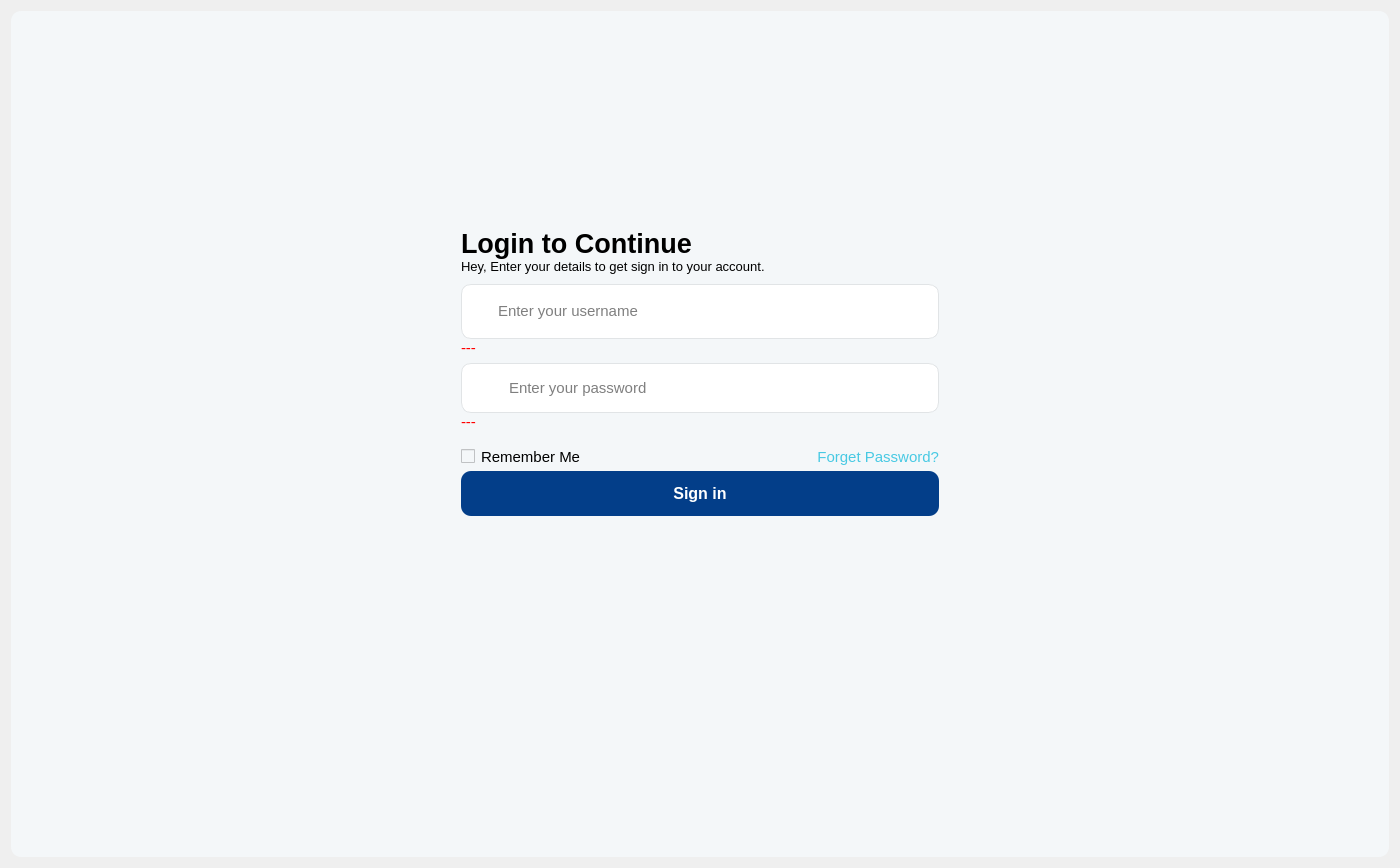
This is uiFiles/signin.ui in Rex-Honey/medidozeNoDb as Qt 5 draws it before an edit. The edited form follows.
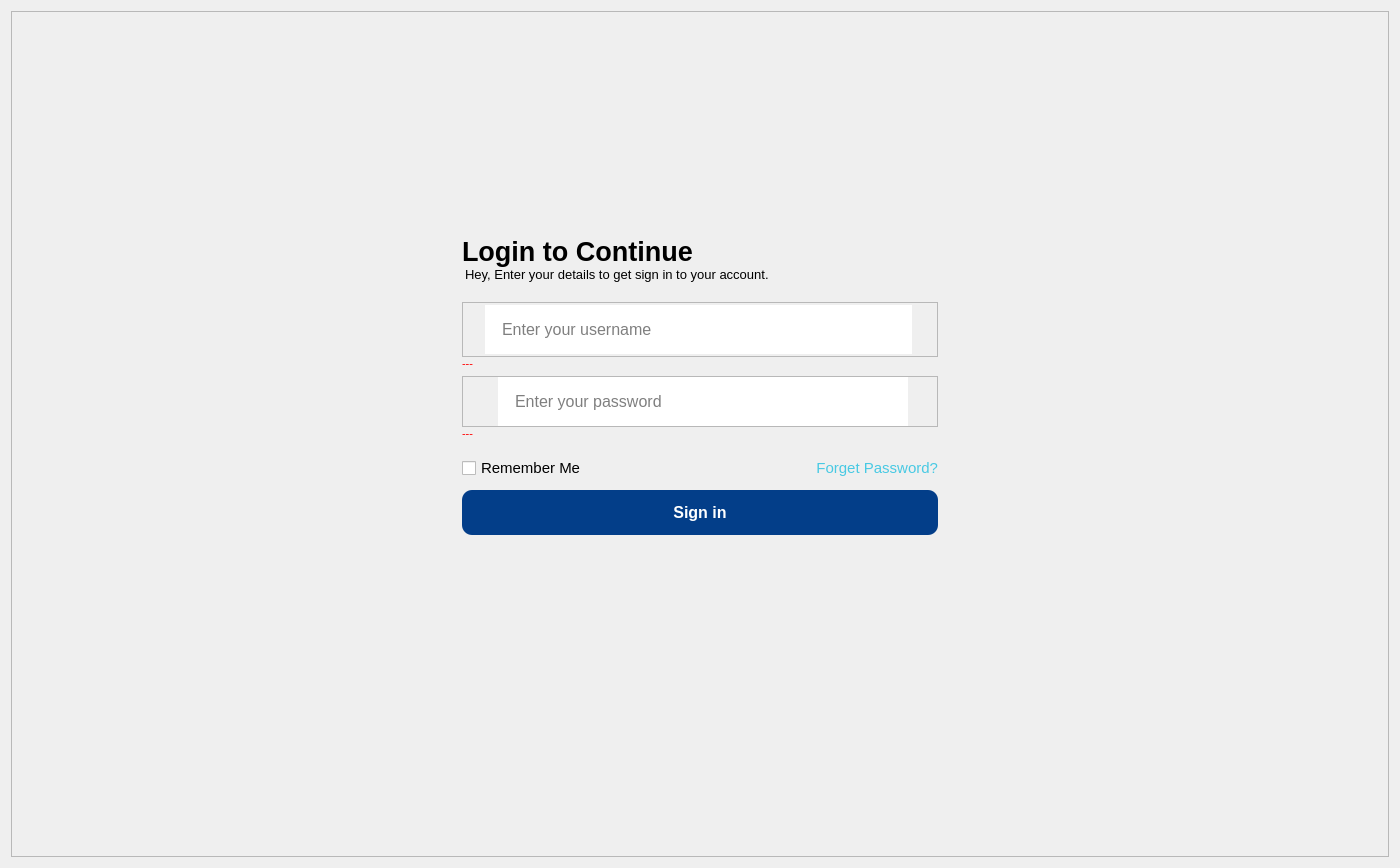
This is the edited form. Icons and pictures are not drawn.

Commit message: Refactor signin.ui to improve UI consistency by updating widget names, adjusting margins, and modifying stylesheet properties. Change image resource paths to use the resource system and enhance font sizes for better readability.

What changed in the file:
```diff
--- a/uiFiles/signin.ui
+++ b/uiFiles/signin.ui
@@ -17,10 +17,7 @@
    <item>
     <widget class="QFrame" name="frame_4">
      <property name="styleSheet">
-      <string notr="true">background:#F4F7F9;
-border-radius:10%;
-font-size:11pt;
-font-family:Nirmala UI</string>
+      <string notr="true"/>
      </property>
      <property name="frameShape">
       <enum>QFrame::StyledPanel</enum>
@@ -66,6 +63,9 @@
             <verstretch>0</verstretch>
            </sizepolicy>
           </property>
+          <property name="styleSheet">
+           <string notr="true">margin-bottom:10px</string>
+          </property>
           <property name="text">
            <string/>
           </property>
@@ -111,7 +111,8 @@
 font-weight: 400;
 line-height:20px;
 padding:(0px,5px);
-font-size:10pt
+font-size:10pt;
+margin-bottom:10px
 }</string>
           </property>
           <property name="text">
@@ -144,11 +145,6 @@
               <height>55</height>
              </size>
             </property>
-            <property name="styleSheet">
-             <string notr="true">background:#FFFFFF;
-border:1px solid #e1e4e6;
-border-radius:10%;</string>
-            </property>
             <property name="frameShape">
              <enum>QFrame::StyledPanel</enum>
             </property>
@@ -160,13 +156,13 @@
               <number>0</number>
              </property>
              <property name="leftMargin">
-              <number>10</number>
+              <number>15</number>
              </property>
              <property name="topMargin">
               <number>0</number>
              </property>
              <property name="rightMargin">
-              <number>0</number>
+              <number>25</number>
              </property>
              <property name="bottomMargin">
               <number>0</number>
@@ -205,6 +201,7 @@
                 <string notr="true">QLineEdit{
 border:none;
 padding:14px 15px;
+font-size:12pt
 }</string>
                </property>
                <property name="text">
@@ -228,7 +225,9 @@
             </property>
             <property name="styleSheet">
              <string notr="true">QLabel{
-color:red;}</string>
+color:red;
+font-size:8pt;
+}</string>
             </property>
             <property name="text">
              <string>---</string>
@@ -253,11 +252,6 @@
               <verstretch>0</verstretch>
              </sizepolicy>
             </property>
-            <property name="styleSheet">
-             <string notr="true">background:#FFFFFF;
-border:1px solid #e1e4e6;
-border-radius:10%;</string>
-            </property>
             <property name="frameShape">
              <enum>QFrame::StyledPanel</enum>
             </property>
@@ -269,7 +263,7 @@
               <number>0</number>
              </property>
              <property name="leftMargin">
-              <number>10</number>
+              <number>15</number>
              </property>
              <property name="topMargin">
               <number>0</number>
@@ -311,7 +305,7 @@
              <item>
               <widget class="QLineEdit" name="txtPassword">
                <property name="sizePolicy">
-                <sizepolicy hsizetype="Expanding" vsizetype="Maximum">
+                <sizepolicy hsizetype="Expanding" vsizetype="Fixed">
                  <horstretch>0</horstretch>
                  <verstretch>0</verstretch>
                 </sizepolicy>
@@ -319,7 +313,8 @@
                <property name="styleSheet">
                 <string notr="true">QLineEdit{
 padding:14px 15px;
-border:none
+border:none;
+font-size:12pt
 }</string>
                </property>
                <property name="text">
@@ -405,7 +400,7 @@
           <item>
            <widget class="QLabel" name="err_password">
             <property name="sizePolicy">
-             <sizepolicy hsizetype="Maximum" vsizetype="Minimum">
+             <sizepolicy hsizetype="Minimum" vsizetype="Minimum">
               <horstretch>0</horstretch>
               <verstretch>0</verstretch>
              </sizepolicy>
@@ -413,6 +408,7 @@
             <property name="styleSheet">
              <string notr="true">QLabel{
 color:red;
+font-size:8pt;
 }</string>
             </property>
             <property name="text">
@@ -431,7 +427,7 @@
            <number>10</number>
           </property>
           <property name="bottomMargin">
-           <number>5</number>
+           <number>10</number>
           </property>
           <item alignment="Qt::AlignLeft">
            <widget class="QCheckBox" name="checkBox">
@@ -443,7 +439,7 @@
             </property>
             <property name="styleSheet">
              <string notr="true">QCheckBox{
-background:#F4F7F9;
+font-size:11pt
 }</string>
             </property>
             <property name="text">
@@ -462,6 +458,7 @@
             <property name="styleSheet">
              <string notr="true">QLabel{
 color:#48C9E3;
+font-size:11pt
 }</string>
             </property>
             <property name="text">
@@ -484,7 +481,6 @@
           </property>
           <property name="font">
            <font>
-            <family>Nirmala UI</family>
             <pointsize>12</pointsize>
             <weight>87</weight>
             <bold>true</bold>
```
Left out of the diff: 23 changed lines with no effect on the pictures.
